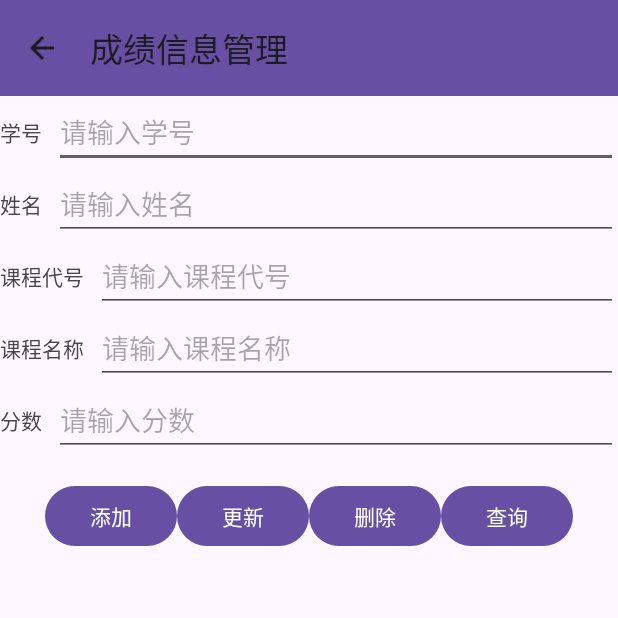
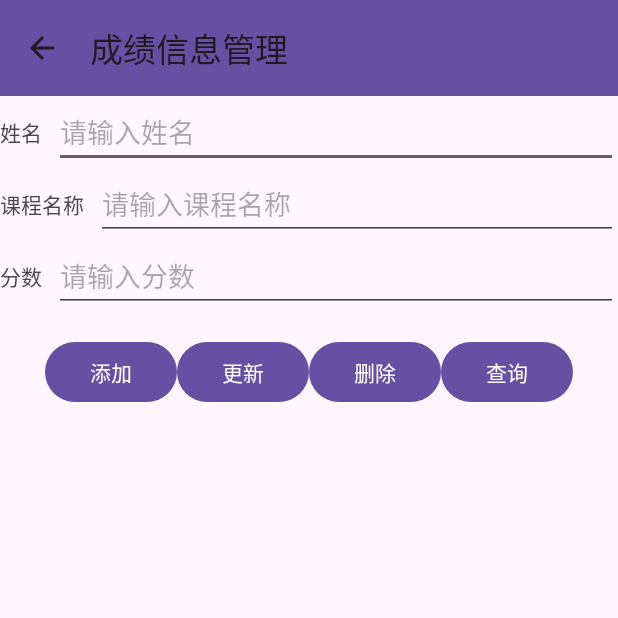
Before and after one commit to Ww-Root-0/Android_student-information-management-system, an Android app: the ScoreActivity screen opened directly, with no data from a screen before it, on a phone screen of 412 x 824 dp, the top half of it. Run offline under Robolectric (Android 15) with nearby library versions, the phone set to English and light mode, and no system bars.

Commit message:
搞定完成
完成搞定

```diff
--- a/app/src/main/java/com/example/myapp_keshe/Control/CourseActivity.java
+++ b/app/src/main/java/com/example/myapp_keshe/Control/CourseActivity.java
@@ -24,7 +24,7 @@ public class CourseActivity extends AppCompatActivity {
 
     // 定义UI组件
     private EditText editTextCourseName, editTextCourseCode, editTextInstructor, editTextCredits;
-    private Button buttonAdd, buttonUpdate, buttonDelete, buttonSearch, buttonBack;
+    private Button buttonAdd, buttonUpdate, buttonDelete, buttonSearch;
     private ListView listViewResults;
     private MyHelper myHelper;
     private Toolbar toolbar;
@@ -98,7 +98,6 @@ public class CourseActivity extends AppCompatActivity {
             @Override
             public void onItemClick(AdapterView<?> parent, View view, int position, long id) {
                 Cursor cursor = (Cursor) parent.getItemAtPosition(position);
-                String courseId = cursor.getString(cursor.getColumnIndexOrThrow("course_id"));
                 String courseName = cursor.getString(cursor.getColumnIndexOrThrow("course_name"));
                 String courseCode = cursor.getString(cursor.getColumnIndexOrThrow("course_code"));
                 String instructor = cursor.getString(cursor.getColumnIndexOrThrow("instructor"));
--- a/app/src/main/res/layout/score.xml
+++ b/app/src/main/res/layout/score.xml
@@ -21,27 +21,6 @@
         android:layout_height="wrap_content"
         android:orientation="vertical">
 
-        <!-- 学号输入框和标签 -->
-        <LinearLayout
-            android:layout_width="match_parent"
-            android:layout_height="wrap_content"
-            android:orientation="horizontal">
-
-            <TextView
-                android:layout_width="wrap_content"
-                android:layout_height="wrap_content"
-                android:layout_gravity="center_vertical"
-                android:layout_marginEnd="8dp"
-                android:text="学号" />
-
-            <EditText
-                android:id="@+id/editTextStuId"
-                android:layout_width="0dp"
-                android:layout_height="wrap_content"
-                android:layout_weight="1"
-                android:hint="请输入学号" />
-        </LinearLayout>
-
         <!-- 姓名输入框和标签 -->
         <LinearLayout
             android:layout_width="match_parent"
@@ -61,27 +40,6 @@
                 android:layout_height="wrap_content"
                 android:layout_weight="1"
                 android:hint="请输入姓名" />
-        </LinearLayout>
-
-        <!-- 课程代号输入框和标签 -->
-        <LinearLayout
-            android:layout_width="match_parent"
-            android:layout_height="wrap_content"
-            android:orientation="horizontal">
-
-            <TextView
-                android:layout_width="wrap_content"
-                android:layout_height="wrap_content"
-                android:layout_gravity="center_vertical"
-                android:layout_marginEnd="8dp"
-                android:text="课程代号" />
-
-            <EditText
-                android:id="@+id/editTextCourseId"
-                android:layout_width="0dp"
-                android:layout_height="wrap_content"
-                android:layout_weight="1"
-                android:hint="请输入课程代号" />
         </LinearLayout>
 
         <!-- 课程名称输入框和标签 -->
@@ -161,8 +119,6 @@
                 android:text="查询" />
         </LinearLayout>
 
-
-
         <!-- 结果列表 -->
         <ListView
             android:id="@+id/listViewResults"
```
Also changed, not shown: app/src/main/java/com/example/myapp_keshe/Control/ScoreActivity.java (+118 -48 lines), app/src/main/res/layout/courselistview.xml (+10 -32 lines).
